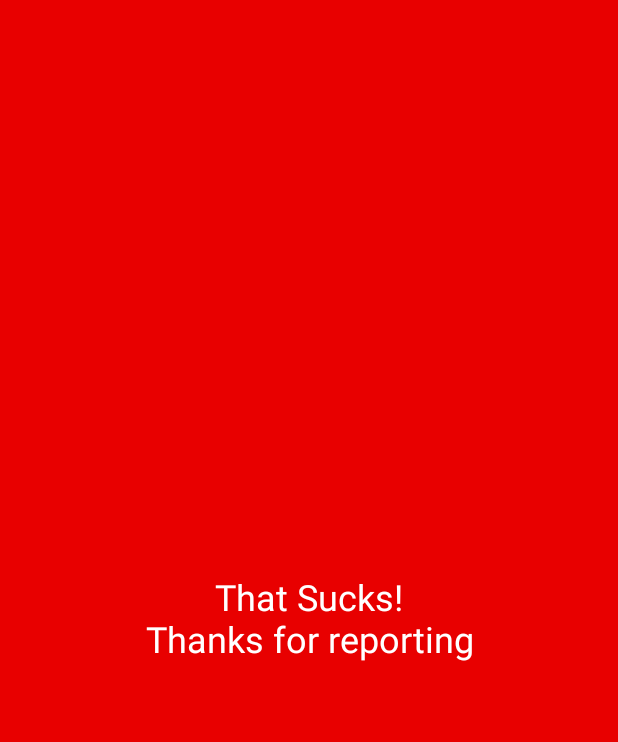
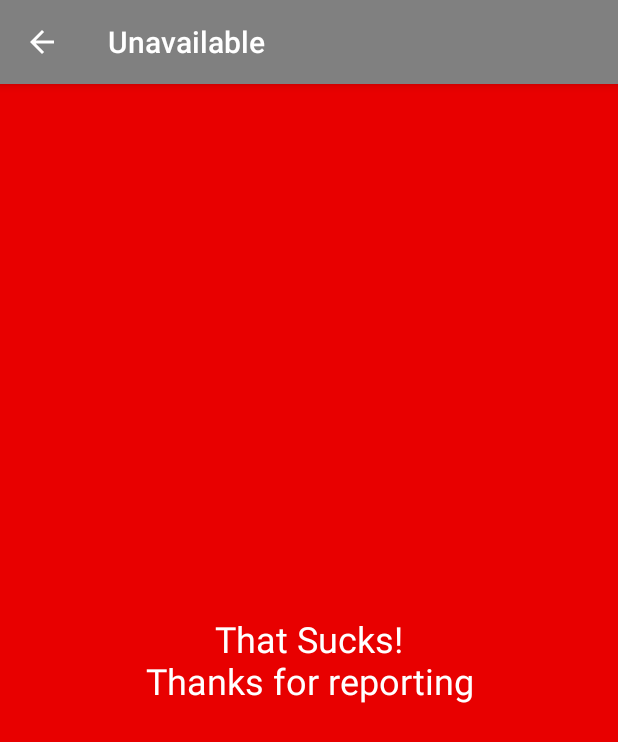
Before and after one commit to SafetyMarcus/ParkTimeAndroi, an Android app: the ParkingUnavailableActivity screen opened directly, with no data from a screen before it, on a phone screen of 412 x 824 dp. Shown: the top 742 px of the screen. Run offline under Robolectric (Android 15) with nearby library versions, the phone set to English and light mode, and no system bars.

Commit message:
Adding toolbars and improving animations

```diff
--- /dev/null
+++ b/app/src/main/java/au/com/parktime/BaseActivity.java
@@ -0,0 +1,40 @@
+package au.com.parktime;
+
+import android.support.v7.app.ActionBar;
+import android.support.v7.app.AppCompatActivity;
+import android.support.v7.widget.Toolbar;
+import android.view.MenuItem;
+
+/**
+ * @author Marcus Hooper
+ */
+public abstract class BaseActivity extends AppCompatActivity
+{
+	public Toolbar toolbar;
+
+	public void setUpToolbar(String title, boolean displayBack)
+	{
+		toolbar = (Toolbar) findViewById(R.id.toolbar);
+		setSupportActionBar(toolbar);
+		setTitle(title);
+
+		if(displayBack)
+		{
+			ActionBar actionBar = getSupportActionBar();
+			actionBar.setDisplayHomeAsUpEnabled(true);
+		}
+	}
+
+	@Override
+	public boolean onOptionsItemSelected(MenuItem item)
+	{
+		switch(item.getItemId())
+		{
+			case android.R.id.home:
+				onBackPressed();
+				return true;
+		}
+
+		return super.onOptionsItemSelected(item);
+	}
+}
--- a/app/src/main/java/au/com/parktime/ParkingAvailabilityActivity.java
+++ b/app/src/main/java/au/com/parktime/ParkingAvailabilityActivity.java
@@ -3,7 +3,6 @@ package au.com.parktime;
 import android.app.ActivityOptions;
 import android.content.Intent;
 import android.os.Bundle;
-import android.support.v4.app.FragmentActivity;
 import android.view.View;
 import android.widget.Button;
 import android.widget.TextView;
@@ -11,7 +10,7 @@ import android.widget.TextView;
 /**
  * @author Marcus Hooper
  */
-public class ParkingAvailabilityActivity extends FragmentActivity
+public class ParkingAvailabilityActivity extends BaseActivity
 {
 	public static final String LOCATION = "location";
 	private Button parkingAvailable;
@@ -25,6 +24,7 @@ public class ParkingAvailabilityActivity extends FragmentActivity
 		setContentView(R.layout.parking_availability_activity);
 		String location = getIntent().getExtras().getString(LOCATION);
 		((TextView) findViewById(R.id.location)).setText(location);
+		setUpToolbar("Availability", true);
 
 		parkingAvailable = (Button) findViewById(R.id.parking_available);
 		parkingAvailable.setOnClickListener(new ParkingAvailableListener());
--- a/app/src/main/java/au/com/parktime/ParkingAvailableActivity.java
+++ b/app/src/main/java/au/com/parktime/ParkingAvailableActivity.java
@@ -1,17 +1,17 @@
 package au.com.parktime;
 
 import android.os.Bundle;
-import android.support.v4.app.FragmentActivity;
 
 /**
  * @author Marcus Hooper
  */
-public class ParkingAvailableActivity extends FragmentActivity
+public class ParkingAvailableActivity extends BaseActivity
 {
 	@Override
 	protected void onCreate(Bundle savedInstanceState)
 	{
 		super.onCreate(savedInstanceState);
 		setContentView(R.layout.parking_available_activity);
+		setUpToolbar("Available", true);
 	}
 }
--- a/app/src/main/java/au/com/parktime/ParkingUnavailableActivity.java
+++ b/app/src/main/java/au/com/parktime/ParkingUnavailableActivity.java
@@ -1,17 +1,18 @@
 package au.com.parktime;
 
 import android.os.Bundle;
-import android.support.v4.app.FragmentActivity;
 
 /**
  * @author Marcus Hooper
  */
-public class ParkingUnavailableActivity extends FragmentActivity
+public class ParkingUnavailableActivity extends BaseActivity
 {
 	@Override
 	protected void onCreate(Bundle savedInstanceState)
 	{
 		super.onCreate(savedInstanceState);
 		setContentView(R.layout.parking_unavailable_activity);
+
+		setUpToolbar("Unavailable", true);
 	}
 }
--- a/app/src/main/res/layout/parking_availability_activity.xml
+++ b/app/src/main/res/layout/parking_availability_activity.xml
@@ -4,6 +4,8 @@
               android:orientation="vertical"
               android:layout_width="match_parent"
               android:layout_height="match_parent">
+
+    <include layout="@layout/toolbar"/>
 
     <TextView
         android:id="@+id/location"
--- a/app/src/main/res/layout/parking_unavailable_activity.xml
+++ b/app/src/main/res/layout/parking_unavailable_activity.xml
@@ -1,5 +1,12 @@
 <?xml version="1.0" encoding="utf-8"?>
-<TextView xmlns:android="http://schemas.android.com/apk/res/android"
+<LinearLayout xmlns:android="http://schemas.android.com/apk/res/android"
+              android:layout_width="match_parent"
+              android:layout_height="match_parent"
+              android:orientation="vertical">
+
+    <include layout="@layout/toolbar"/>
+
+    <TextView
         android:id="@+id/info_text"
         android:layout_width="match_parent"
         android:layout_height="match_parent"
@@ -9,3 +16,4 @@
         android:transitionName="@string/parking_unavailable_transition"
         android:text="That Sucks!\nThanks for reporting"
         android:background="@color/red"/>
+</LinearLayout>
--- a/app/src/main/res/layout/toolbar.xml
+++ b/app/src/main/res/layout/toolbar.xml
@@ -2,9 +2,12 @@
 <android.support.v7.widget.Toolbar
     xmlns:android="http://schemas.android.com/apk/res/android"
     xmlns:tools="http://schemas.android.com/tools"
+    xmlns:app="http://schemas.android.com/apk/res-auto"
     android:id="@+id/toolbar"
     android:layout_width="match_parent"
     android:layout_height="?attr/actionBarSize"
+    app:theme="@style/ThemeOverlay.AppCompat.Dark.ActionBar"
+    app:popupTheme="@style/ThemeOverlay.AppCompat.Light"
     android:elevation="4dp"
     android:background="@color/gray"
     tools:showIn="@layout/main_activity"/>
--- a/app/src/main/res/transition/enter_transition.xml
+++ b/app/src/main/res/transition/enter_transition.xml
@@ -2,12 +2,14 @@
 <transitionSet xmlns:android="http://schemas.android.com/apk/res/android">
     <slide android:slideEdge="bottom">
         <targets>
+            <target android:excludeId="@id/toolbar"/>
             <target android:excludeId="@android:id/statusBarBackground"/>
             <target android:excludeId="@android:id/navigationBarBackground"/>
         </targets>
     </slide>
     <autoTransition>
         <targets>
+            <target android:excludeId="@id/toolbar"/>
             <target android:excludeId="@android:id/statusBarBackground"/>
             <target android:excludeId="@android:id/navigationBarBackground"/>
         </targets>
--- a/app/src/main/res/transition/exit_transition.xml
+++ b/app/src/main/res/transition/exit_transition.xml
@@ -1,13 +1,15 @@
 <?xml version="1.0" encoding="utf-8"?>
 <transitionSet xmlns:android="http://schemas.android.com/apk/res/android">
-    <slide android:slideEdge="top">
+    <explode>
         <targets>
+            <target android:excludeId="@id/toolbar"/>
             <target android:excludeId="@android:id/statusBarBackground"/>
             <target android:excludeId="@android:id/navigationBarBackground"/>
         </targets>
-    </slide>
+    </explode>
     <autoTransition>
         <targets>
+            <target android:excludeId="@id/toolbar"/>
             <target android:excludeId="@android:id/statusBarBackground"/>
             <target android:excludeId="@android:id/navigationBarBackground"/>
         </targets>
--- a/app/src/main/res/values/styles.xml
+++ b/app/src/main/res/values/styles.xml
@@ -4,5 +4,4 @@
     <style name="AppTheme" parent="Theme.AppCompat.Light.NoActionBar">
         <item name="android:textColor">@android:color/white</item>
     </style>
-
 </resources>
```
Also changed, not shown: app/src/main/java/au/com/parktime/MainActivity.java (+2 -6 lines), app/src/main/res/layout/parking_available_activity.xml (+9 -1 lines). Lines whose indentation alone changed are shown as unchanged.
